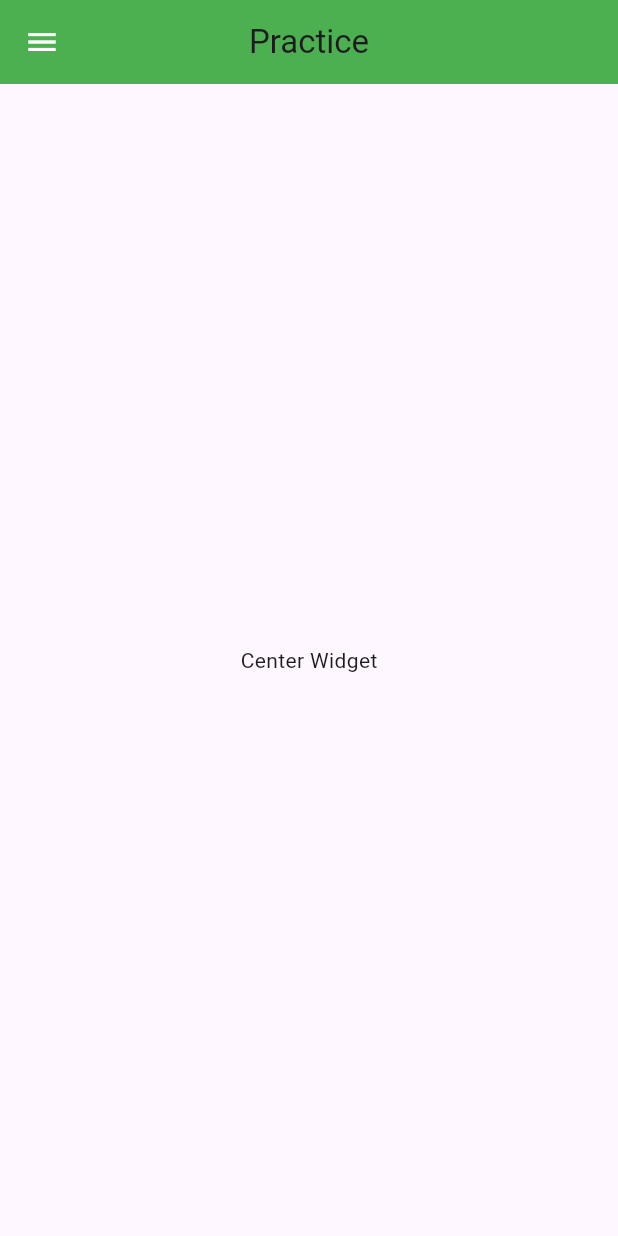
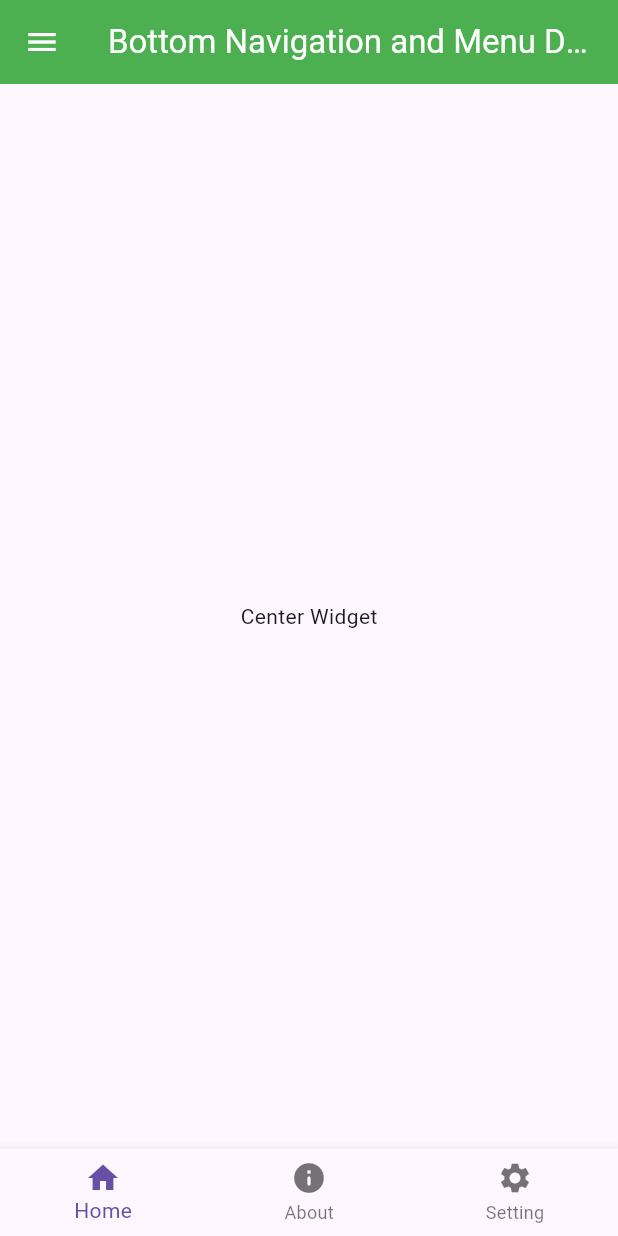
Before and after one commit to MrHamaad/drawer, a Flutter app: the screen it shows after launch, on a phone screen of 412 x 824 dp. Run offline on Flutter 3.47's test engine with Material 3 defaults, Android fonts, the phone set to English and light mode, and no system bars.

Commit message:
adding bootom navigation bar

```diff
--- a/lib/main.dart
+++ b/lib/main.dart
@@ -3,10 +3,16 @@ import 'package:flutter/material.dart';
 void main() {
   runApp(MyApp());
 }
-class MyApp extends StatelessWidget {
+class MyApp extends StatefulWidget {
   MyApp({super.key});
-  GlobalKey<ScaffoldState> globalKey=new GlobalKey<ScaffoldState>();
 
+  @override
+  State<MyApp> createState() => _MyAppState();
+}
+
+class _MyAppState extends State<MyApp> {
+  GlobalKey<ScaffoldState> globalKey=GlobalKey<ScaffoldState>();
+  int index=0;
   @override
   Widget build(BuildContext context) {
     return MaterialApp(
@@ -15,7 +21,7 @@ class MyApp extends StatelessWidget {
         key: globalKey,
         appBar: AppBar(
           backgroundColor: Colors.green,
-          title: Text("Practice"),
+          title: Text("Bottom Navigation and Menu Drawer",style: TextStyle(color: Colors.white),),
           centerTitle: true,
           leading: IconButton(
             onPressed: (){
@@ -222,6 +228,28 @@ class MyApp extends StatelessWidget {
           ),
         ),
         body: Center(child: Text("Center Widget"),),
+        bottomNavigationBar:BottomNavigationBar(
+          onTap: (value){
+            setState(() {
+              index=value;
+            });
+          },
+            currentIndex: index,
+            items:[
+              BottomNavigationBarItem(
+                  icon: Icon(Icons.home),
+                  label: "Home"
+              ),
+              BottomNavigationBarItem(
+                  icon: Icon(Icons.info_rounded),
+                  label: "About"
+              ),
+              BottomNavigationBarItem(
+                  icon: Icon(Icons.settings),
+                  label: "Setting"
+              ),
+            ]
+        )
       ),
     );
   }
```
Also changed, not shown: 1 other file.
